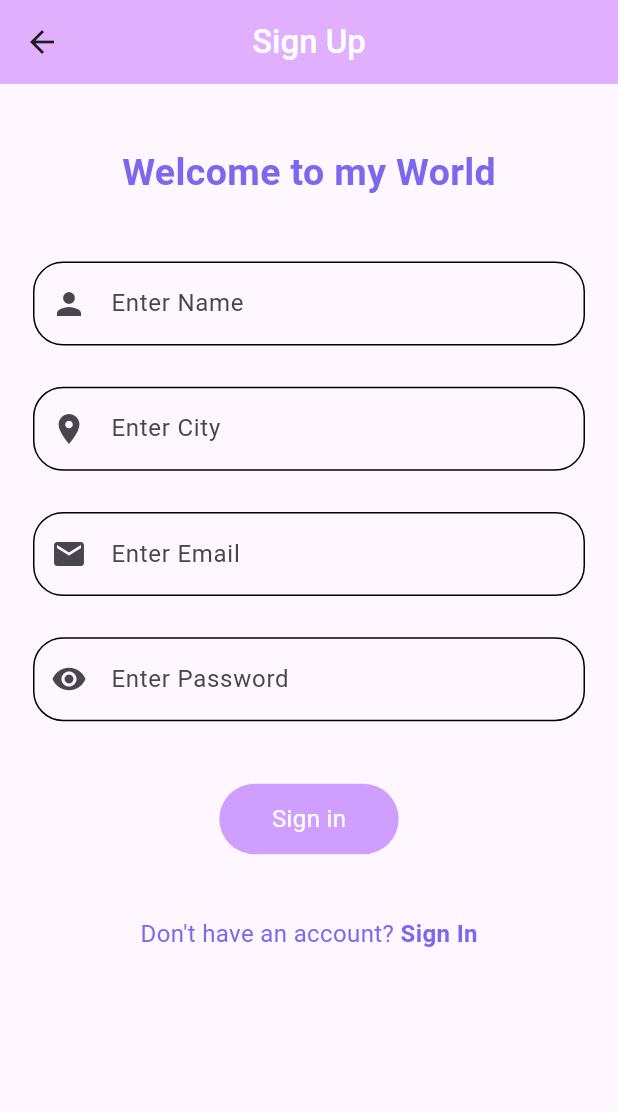
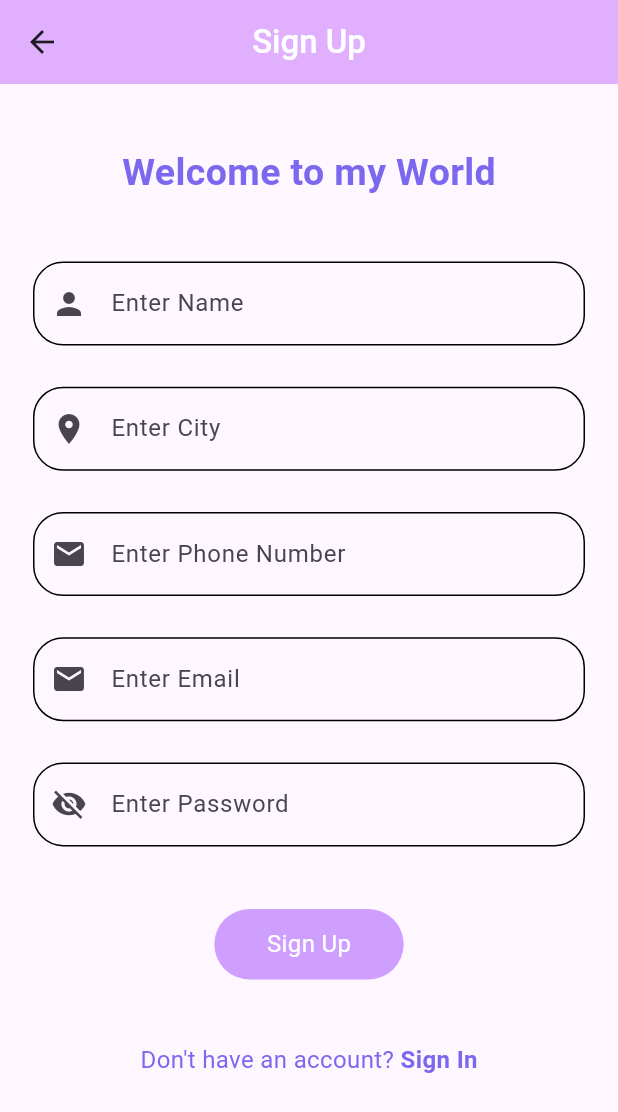
Before and after one commit to ShubhamSharma17/Ecomm, a Flutter app: the SignUpScreen screen opened directly, on a phone screen of 412 x 824 dp. Shown: the top 1112 px of the screen. Run offline on Flutter 3.47's test engine with Material 3 defaults, Android fonts, the phone set to English and light mode, and no system bars; our stand-ins replace cloud_firestore, firebase_auth, firebase_core, flutter_easyloading, get, google_sign_in and 1 more; accounts and stored records are empty.

Commit message:
Day-3 add google and email sign in

```diff
--- /dev/null
+++ b/lib/models/user_model.dart
@@ -0,0 +1,65 @@
+class UserModel {
+  final String uid;
+  final String name;
+  final String email;
+  final String phone;
+  final String userImage;
+  final String userDeviceToken;
+  final String country;
+  final String address;
+  final String street;
+  final String city;
+  final bool isAdmin;
+  final bool isActive;
+  final dynamic createdOn;
+
+  UserModel(
+      {required this.uid,
+      required this.name,
+      required this.city,
+      required this.email,
+      required this.phone,
+      required this.userImage,
+      required this.userDeviceToken,
+      required this.country,
+      required this.address,
+      required this.street,
+      required this.isAdmin,
+      required this.isActive,
+      required this.createdOn});
+
+  Map<String, dynamic> toMap() {
+    return {
+      'uid': uid,
+      'name': name,
+      'email': email,
+      'phone': phone,
+      'userImage': userImage,
+      'userDeviceToken': userDeviceToken,
+      'country': country,
+      'address': address,
+      'street': street,
+      'city': city,
+      'isAdmin': isAdmin,
+      'isActive': isActive,
+      'createdOn': createdOn,
+    };
+  }
+
+  factory UserModel.fromMap(Map<String, dynamic> json) {
+    return UserModel(
+        uid: json['uid'],
+        name: json['name'],
+        email: json['email'],
+        phone: json['phone'],
+        userImage: json['userImage'],
+        userDeviceToken: json['userDeviceToken'],
+        country: json['country'],
+        address: json['address'],
+        street: json['street'],
+        city: json['city'],
+        isAdmin: json['isAdmin'],
+        isActive: json['isActive'],
+        createdOn: json['createdOn']);
+  }
+}
--- a/lib/screens/auth/sign_up_screen.dart
+++ b/lib/screens/auth/sign_up_screen.dart
@@ -1,6 +1,10 @@
+import 'package:e_comm/screens/auth/sign_in_screen.dart';
 import 'package:e_comm/utils/app_constant.dart';
+import 'package:firebase_auth/firebase_auth.dart';
 import 'package:flutter/material.dart';
 import 'package:get/get.dart';
+
+import '../../controllers/signup_controller.dart';
 
 class SignUpScreen extends StatefulWidget {
   const SignUpScreen({super.key});
@@ -10,6 +14,51 @@ class SignUpScreen extends StatefulWidget {
 }
 
 class _SignUpScreenState extends State<SignUpScreen> {
+  SignUpController signUpController = Get.put(SignUpController());
+  TextEditingController nameController = TextEditingController();
+  TextEditingController cityController = TextEditingController();
+  TextEditingController phoneController = TextEditingController();
+  TextEditingController emailController = TextEditingController();
+  TextEditingController passwordController = TextEditingController();
+
+  void signUP() async {
+    String name = nameController.text.trim();
+    String city = cityController.text.trim();
+    String phone = phoneController.text.trim();
+    String email = emailController.text.trim();
+    String password = passwordController.text.trim();
+    String userDeviceToken = '';
+
+    if (name.isEmpty ||
+        city.isEmpty ||
+        phone.isEmpty ||
+        email.isEmpty ||
+        password.isEmpty) {
+      Get.snackbar(
+        "Error",
+        "Please Enter all details..",
+        snackPosition: SnackPosition.BOTTOM,
+        colorText: AppConstant.appTextColor,
+        backgroundColor: AppConstant.appSecondryColor,
+      );
+    } else {
+      UserCredential? userCredential = await signUpController.signUpMethod(
+          name, email, password, city, phone, userDeviceToken);
+
+      if (userCredential != null) {
+        Get.snackbar(
+          "Verification email sent",
+          "Please check your email",
+          snackPosition: SnackPosition.BOTTOM,
+          colorText: AppConstant.appTextColor,
+          backgroundColor: AppConstant.appSecondryColor,
+        );
+        FirebaseAuth.instance.signOut();
+        Get.offAll(() => const SignInScreen());
+      }
+    }
+  }
+
   @override
   Widget build(BuildContext context) {
     return Scaffold(
@@ -40,9 +89,10 @@ class _SignUpScreenState extends State<SignUpScreen> {
               SizedBox(height: Get.height / 20),
               Container(
                 margin: const EdgeInsets.symmetric(horizontal: 22),
-                child: const TextField(
+                child: TextField(
+                  controller: nameController,
                   keyboardType: TextInputType.emailAddress,
-                  decoration: InputDecoration(
+                  decoration: const InputDecoration(
                     focusedBorder: OutlineInputBorder(
                       borderRadius: BorderRadius.all(
                         Radius.circular(20),
@@ -62,8 +112,9 @@ class _SignUpScreenState extends State<SignUpScreen> {
               SizedBox(height: Get.height / 30),
               Container(
                 margin: const EdgeInsets.symmetric(horizontal: 22),
-                child: const TextField(
-                  decoration: InputDecoration(
+                child: TextField(
+                  controller: cityController,
+                  decoration: const InputDecoration(
                     focusedBorder: OutlineInputBorder(
                       borderRadius: BorderRadius.all(
                         Radius.circular(20),
@@ -83,8 +134,31 @@ class _SignUpScreenState extends State<SignUpScreen> {
               SizedBox(height: Get.height / 30),
               Container(
                 margin: const EdgeInsets.symmetric(horizontal: 22),
-                child: const TextField(
-                  decoration: InputDecoration(
+                child: TextField(
+                  controller: phoneController,
+                  decoration: const InputDecoration(
+                    focusedBorder: OutlineInputBorder(
+                      borderRadius: BorderRadius.all(
+                        Radius.circular(20),
+                      ),
+                    ),
+                    enabledBorder: OutlineInputBorder(
+                      borderRadius: BorderRadius.all(
+                        Radius.circular(20),
+                      ),
+                    ),
+                    hintText: "Phone",
+                    labelText: "Enter Phone Number",
+                    prefixIcon: Icon(Icons.email),
+                  ),
+                ),
+              ),
+              SizedBox(height: Get.height / 30),
+              Container(
+                margin: const EdgeInsets.symmetric(horizontal: 22),
+                child: TextField(
+                  controller: emailController,
+                  decoration: const InputDecoration(
                     focusedBorder: OutlineInputBorder(
                       borderRadius: BorderRadius.all(
                         Radius.circular(20),
@@ -104,21 +178,32 @@ class _SignUpScreenState extends State<SignUpScreen> {
               SizedBox(height: Get.height / 30),
               Container(
                 margin: const EdgeInsets.symmetric(horizontal: 22),
-                child: const TextField(
+                child: Obx(
+                  () => TextField(
+                    controller: passwordController,
+                    obscureText: signUpController.isPasswordVisible.value,
                     decoration: InputDecoration(
-                    focusedBorder: OutlineInputBorder(
+                      focusedBorder: const OutlineInputBorder(
                         borderRadius: BorderRadius.all(
                           Radius.circular(20),
                         ),
                       ),
-                    enabledBorder: OutlineInputBorder(
+                      enabledBorder: const OutlineInputBorder(
                         borderRadius: BorderRadius.all(
                           Radius.circular(20),
                         ),
                       ),
                       hintText: "Password",
                       labelText: "Enter Password",
-                    prefixIcon: Icon(Icons.remove_red_eye_rounded),
+                      prefixIcon: GestureDetector(
+                        onTap: () {
+                          signUpController.isPasswordVisible.toggle();
+                        },
+                        child: signUpController.isPasswordVisible.value
+                            ? const Icon(Icons.visibility_off)
+                            : const Icon(Icons.visibility),
+                      ),
+                    ),
                   ),
                 ),
               ),
@@ -130,10 +215,12 @@ class _SignUpScreenState extends State<SignUpScreen> {
                     backgroundColor:
                         MaterialStatePropertyAll(AppConstant.appMainColor)),
                 icon: const Text(
-                  "Sign in",
+                  "Sign Up",
                   style: TextStyle(fontSize: 16, color: AppConstant.whiteColor),
                 ),
-                onPressed: () {},
+                onPressed: () {
+                  signUP();
+                },
               ),
               SizedBox(height: Get.height / 20),
               const Row(
--- a/pubspec.yaml
+++ b/pubspec.yaml
@@ -37,6 +37,12 @@ dependencies:
   cupertino_icons: ^1.0.6
   lottie: ^2.7.0
   get: ^4.6.6
+  google_sign_in: ^5.0.0-nullsafety
+  firebase_core: ^2.24.2
+  firebase_auth: ^4.16.0
+  firebase_storage: ^11.6.0
+  cloud_firestore: ^4.14.0
+  flutter_easyloading: ^3.0.5
 
 dev_dependencies:
   flutter_test:
```
Also changed, not shown: lib/controllers/google_sign_in_controller.dart (added, +63 -0 lines), lib/controllers/signup_controller.dart (added, +64 -0 lines), lib/main.dart (+8 -3 lines), lib/screens/auth/welcome_screen.dart (+18 -5 lines), lib/screens/user_pannel/user_main_screen.dart (+16 -0 lines), pubspec.lock, 6 other files. Lines whose indentation alone changed are shown as unchanged.
